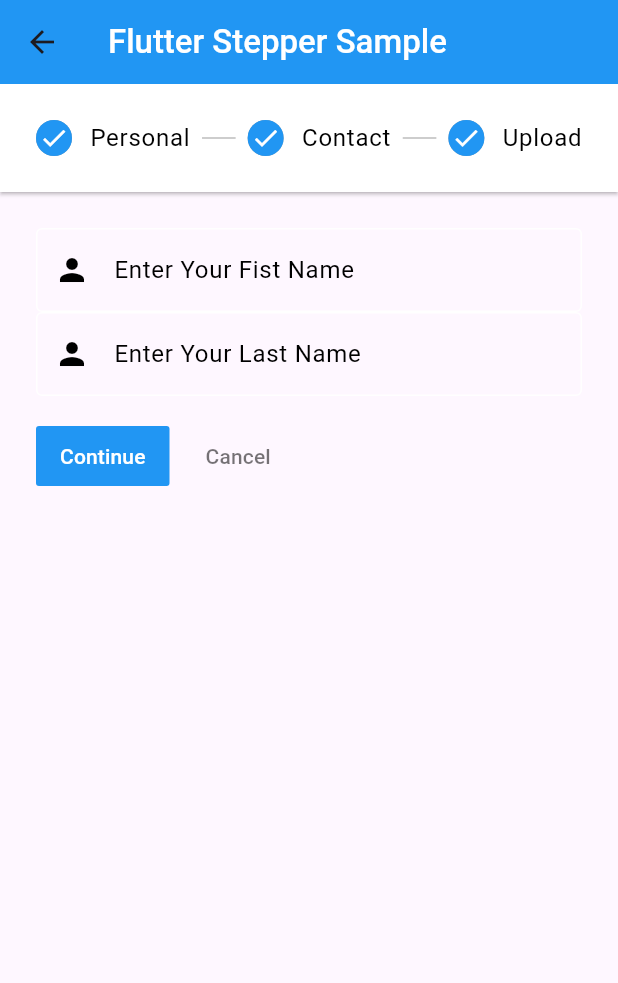
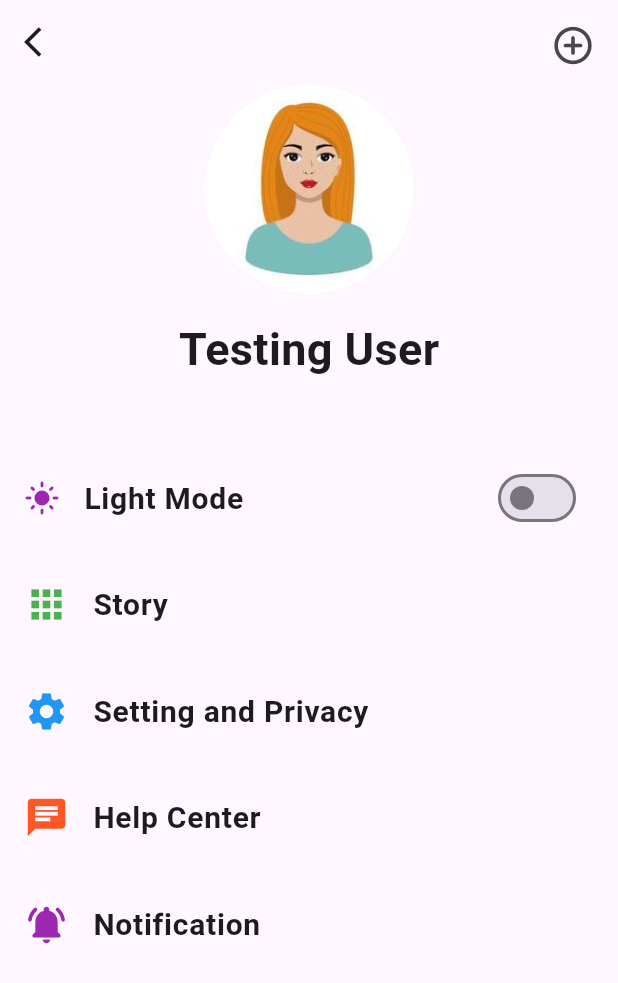
Before and after one commit to Drashtipatel296/advflutterch1, a Flutter app: the screen it shows after launch, on a phone screen of 412 x 824 dp. Shown: the top 983 px of the screen. Run offline on Flutter 3.47's test engine with Material 3 defaults, Android fonts, the phone set to English and light mode, and no system bars.

Commit message:
30-04-2024

```diff
--- a/lib/main.dart
+++ b/lib/main.dart
@@ -1,10 +1,28 @@
+import 'package:advflutterch1/screens/change_theme_using_provider/provider/counter_provider.dart';
+import 'package:advflutterch1/screens/change_theme_using_provider/provider/theme_provider.dart';
 import 'package:advflutterch1/screens/stepper/view/horizontal_stepper.dart';
 import 'package:advflutterch1/screens/stepper/view/stepper_screen.dart';
 import 'package:advflutterch1/screens/theme_change/view/screen/home_screen.dart';
+import 'package:advflutterch1/screens/change_theme_using_provider/view/counter_screen.dart';
+import 'package:advflutterch1/utils/global_var.dart';
 import 'package:flutter/material.dart';
+import 'package:provider/provider.dart';
+import 'screens/change_theme_using_provider/view/change_theme.dart';
 
-void main(){
-  runApp(const MyApp());
+void main() {
+  runApp(
+    MultiProvider(
+      providers: [
+        ChangeNotifierProvider(
+          create: (context) => CounterProvider(),
+        ),
+        ChangeNotifierProvider(
+          create: (context) => ThemeChangeProvider(),
+        ),
+      ],
+      child: const MyApp(),
+    ),
+  );
 }
 
 class MyApp extends StatelessWidget {
@@ -13,12 +31,19 @@ class MyApp extends StatelessWidget {
   @override
   Widget build(BuildContext context) {
     return MaterialApp(
+      themeMode: Provider.of<ThemeChangeProvider>(context, listen: true).isDark
+          ? ThemeMode.dark
+          : ThemeMode.light,
+      theme: ThemeData.light(),
+      darkTheme: ThemeData.dark(),
       debugShowCheckedModeBanner: false,
-      initialRoute: '/horizontal',
+      initialRoute: '/theme',
       routes: {
-        '/' : (context) => const HomePage(),
-        '/stepper' : (context) => const StepperApp(),
-        '/horizontal' : (context) => const HorizontalStepper(),
+        // '/' : (context) =>  HomePage(),
+        // '/stepper' : (context) =>  StepperApp(),
+        // '/horizontal' : (context) => HorizontalStepper(),
+        // '/counter': (context) => const CounterApp(),
+        '/theme': (context) => const ThemeProvider(),
       },
     );
   }
--- /dev/null
+++ b/lib/screens/change_theme_using_provider/provider/theme_provider.dart
@@ -0,0 +1,11 @@
+import 'package:flutter/material.dart';
+
+class ThemeChangeProvider extends ChangeNotifier{
+  bool isDark = false;
+
+  void theme(bool value)
+  {
+    isDark = value;
+    notifyListeners();
+  }
+}
--- /dev/null
+++ b/lib/screens/change_theme_using_provider/view/change_theme.dart
@@ -0,0 +1,117 @@
+import 'package:advflutterch1/screens/change_theme_using_provider/provider/theme_provider.dart';
+import 'package:flutter/material.dart';
+import 'package:provider/provider.dart';
+
+class ThemeProvider extends StatelessWidget {
+  const ThemeProvider({super.key});
+
+  @override
+  Widget build(BuildContext context) {
+    return Scaffold(
+      appBar: AppBar(
+        leading: const Icon(Icons.arrow_back_ios),
+        actions: const [
+          Padding(
+            padding: EdgeInsets.all(15),
+            child: Icon(Icons.add_circle_outline_rounded, size: 30),
+          ),
+        ],
+      ),
+      body: Column(
+        children: [
+          const Padding(
+            padding: EdgeInsets.symmetric(horizontal: 130),
+            child: CircleAvatar(
+              radius: 70,
+              backgroundImage: AssetImage('assets/img/bg.jpg'),
+            ),
+          ),
+          const SizedBox(
+            height: 15,
+          ),
+          const Text(
+            'Testing User',
+            style: TextStyle(fontSize: 30, fontWeight: FontWeight.bold),
+          ),
+          const SizedBox(
+            height: 50,
+          ),
+          ListTile(
+              leading: Provider.of<ThemeChangeProvider>(context).isDark ? Icon(Icons.brightness_3,color: Colors.amber,) : Icon(Icons.light_mode,color: Colors.purple,),
+              title: Text(
+                Provider.of<ThemeChangeProvider>(context).isDark ? 'Dark Mode' : 'Light Mode',
+                style: TextStyle(fontSize: 20, fontWeight: FontWeight.bold),
+              ),
+              trailing: Switch(
+                activeColor: Provider.of<ThemeChangeProvider>(context).isDark
+                    ? Colors.yellow
+                    : Colors.purple,
+                value: Provider.of<ThemeChangeProvider>(context, listen: true)
+                    .isDark,
+                onChanged: (value) {
+                  Provider.of<ThemeChangeProvider>(context, listen: false)
+                      .theme(value);
+                },
+              ),
+          ),
+          const SizedBox(
+            height: 15,
+          ),
+          ListTile(
+            leading: Icon(Icons.apps_sharp,
+                size: 30,
+                color: Provider.of<ThemeChangeProvider>(context).isDark
+                    ? Colors.blue
+                    : Colors.green),
+            title: const Text(
+              "Story",
+              style: TextStyle(fontSize: 20, fontWeight: FontWeight.bold),
+            ),
+          ),
+          const SizedBox(
+            height: 15,
+          ),
+          ListTile(
+            leading: Icon(Icons.settings,
+                size: 30,
+                color: Provider.of<ThemeChangeProvider>(context).isDark
+                    ? Colors.pink
+                    : Colors.blue),
+            title: const Text(
+              "Setting and Privacy",
+              style: TextStyle(fontSize: 20, fontWeight: FontWeight.bold),
+            ),
+          ),
+          const SizedBox(
+            height: 15,
+          ),
+          ListTile(
+            leading: Icon(Icons.chat,
+                size: 30,
+                color: Provider.of<ThemeChangeProvider>(context).isDark
+                    ? Colors.yellow
+                    : Colors.deepOrange),
+            title: const Text(
+              "Help Center",
+              style: TextStyle(fontSize: 20, fontWeight: FontWeight.bold),
+            ),
+          ),
+          const SizedBox(
+            height: 15,
+          ),
+          ListTile(
+            leading: Icon(Icons.notifications_on_rounded,
+                size: 30,
+                color: Provider.of<ThemeChangeProvider>(context).isDark
+                    ? Colors.yellowAccent
+                    : Colors.purple),
+            title: const Text(
+              "Notification",
+              style: TextStyle(fontSize: 20, fontWeight: FontWeight.bold),
+            ),
+          ),
+        ],
+      ),
+    );
+  }
+}
--- a/pubspec.yaml
+++ b/pubspec.yaml
@@ -35,6 +35,7 @@ dependencies:
   # The following adds the Cupertino Icons font to your application.
   # Use with the CupertinoIcons class for iOS style icons.
   cupertino_icons: ^1.0.6
+  provider: ^6.1.2
 
 dev_dependencies:
   flutter_test:
@@ -63,6 +64,9 @@ flutter:
   #   - images/a_dot_burr.jpeg
   #   - images/a_dot_ham.jpeg
 
+  assets:
+    - assets/img/
+
   # An image asset can refer to one or more resolution-specific "variants", see
   # https://flutter.dev/assets-and-images/#resolution-aware
 
```
Also changed, not shown: lib/screens/change_theme_using_provider/provider/counter_provider.dart (added, +10 -0 lines), lib/screens/change_theme_using_provider/view/counter_screen.dart (added, +34 -0 lines), assets/img/bg.jpg (added), pubspec.lock.
